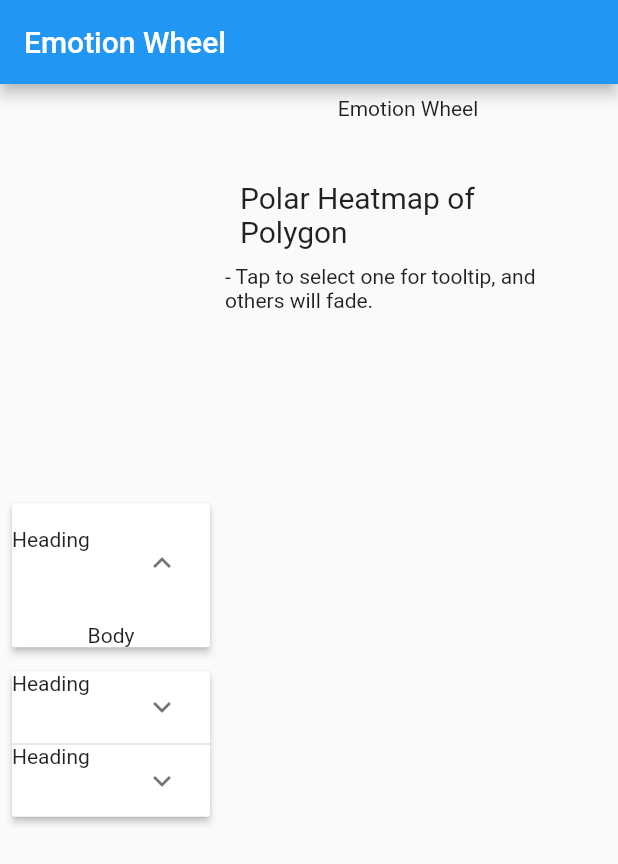
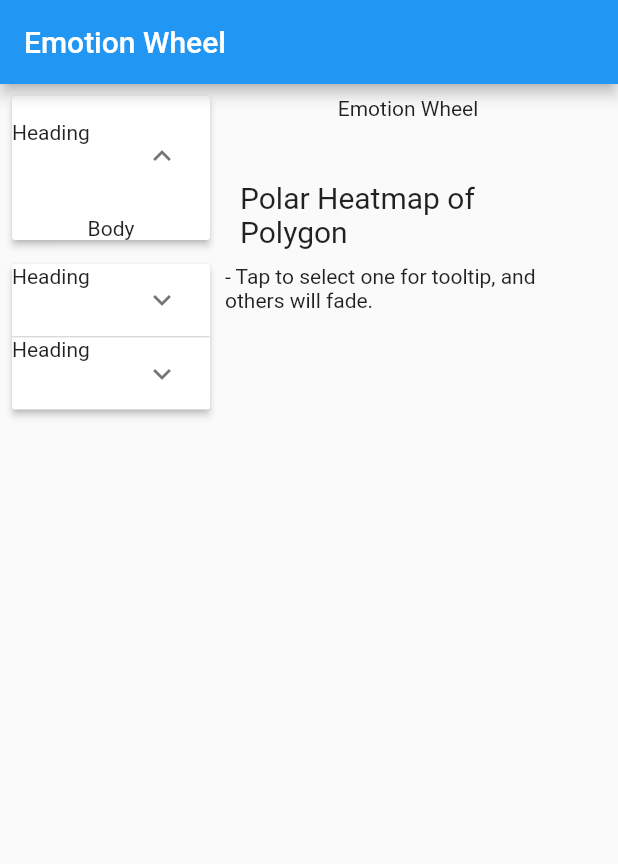
Before and after one commit to CrossBread/emotion-wheel, a Flutter app: the screen it shows after launch, after a tap on the "expand more" icon, on a phone screen of 412 x 824 dp. Shown: the top 864 px of the screen. Run offline on Flutter 3.47's test engine with Material 2 defaults, Android fonts, the light colour scheme and no system bars.

Commit message:
Json Loading

```diff
--- a/emotion_wheel/lib/emotion_wheel/flutter_utils.dart
+++ b/emotion_wheel/lib/emotion_wheel/flutter_utils.dart
@@ -2,7 +2,7 @@ import 'dart:convert';
 import 'package:flutter/services.dart';
 import 'package:flutter/widgets.dart';
 
-Future<dynamic> loadJsonFromAsset(String asset) async {
+Future<Map<String, dynamic>> loadJsonFromAsset(String assetPath) async {
   WidgetsFlutterBinding.ensureInitialized();
-  return await rootBundle.loadString(asset).then((jsonStr) => json.decode(jsonStr));
+  return await rootBundle.loadStructuredData(assetPath, (String s) async => json.decode(s));
 }
--- a/emotion_wheel/lib/emotion_wheel/presentation/pages/home_page.dart
+++ b/emotion_wheel/lib/emotion_wheel/presentation/pages/home_page.dart
@@ -13,7 +13,7 @@ class HomePage extends StatelessWidget {
         ),
         body: Padding(
           padding: const EdgeInsets.all(8.0),
-          child: Row(children: [
+          child: Row(crossAxisAlignment: CrossAxisAlignment.start, children: [
             Flexible(
               flex: 1,
               child: SingleChildScrollView(
--- a/emotion_wheel/lib/emotion_wheel/presentation/pages/splash_page.dart
+++ b/emotion_wheel/lib/emotion_wheel/presentation/pages/splash_page.dart
@@ -1,10 +1,41 @@
 import 'package:flutter/material.dart';
 
-class SplashPage extends StatelessWidget {
-  const SplashPage({super.key});
+class SplashPage extends StatefulWidget {
+  final Future<void> Function() onLoad;
+
+  final VoidCallback onLoadComplete;
+
+  const SplashPage({super.key, required this.onLoad, required this.onLoadComplete});
 
   @override
+  State<SplashPage> createState() => _SplashPageState();
+}
+
+class _SplashPageState extends State<SplashPage> {
+  @override
   Widget build(BuildContext context) {
-    return Container();
+    return Container(
+      color: Theme.of(context).colorScheme.surface,
+      child: Center(
+        child: Column(
+          mainAxisAlignment: MainAxisAlignment.center,
+          children: [
+            Text('Loading...', style: Theme.of(context).textTheme.headlineLarge),
+            const Padding(
+              padding: EdgeInsets.symmetric(
+                vertical: 8.0,
+              ),
+              child: LinearProgressIndicator(minHeight: 20),
+            ),
+          ],
+        ),
+      ),
+    );
+  }
+
+  @override
+  void initState() {
+    super.initState();
+    widget.onLoad().then((value) => widget.onLoadComplete());
   }
 }
--- a/emotion_wheel/lib/main.dart
+++ b/emotion_wheel/lib/main.dart
@@ -1,12 +1,21 @@
+import 'package:emotion_wheel/emotion_wheel/flutter_utils.dart';
 import 'package:emotion_wheel/emotion_wheel/presentation/pages/home_page.dart';
+import 'package:emotion_wheel/emotion_wheel/presentation/pages/splash_page.dart';
 import 'package:flutter/material.dart';
 
 void main() {
   runApp(const MyApp());
 }
 
-class MyApp extends StatelessWidget {
+class MyApp extends StatefulWidget {
   const MyApp({super.key});
+
+  @override
+  State<MyApp> createState() => _MyAppState();
+}
+
+class _MyAppState extends State<MyApp> {
+  var _isLoading = true;
 
   // This widget is the root of your application.
   @override
@@ -25,8 +34,19 @@ class MyApp extends StatelessWidget {
         // is not restarted.
         primarySwatch: Colors.blue,
       ),
-      home: const HomePage(),
+      home: _isLoading
+          ? SplashPage(
+              onLoad: _initAppState,
+              onLoadComplete: () => setState(() {
+                _isLoading = false;
+              }),
+            )
+          : HomePage(),
     );
+  }
+
+  Future<void> _initAppState() async {
+    var json = await loadJsonFromAsset('assets/data/emotions.json');
   }
 }
 
```
Also changed, not shown: 1 other file.
